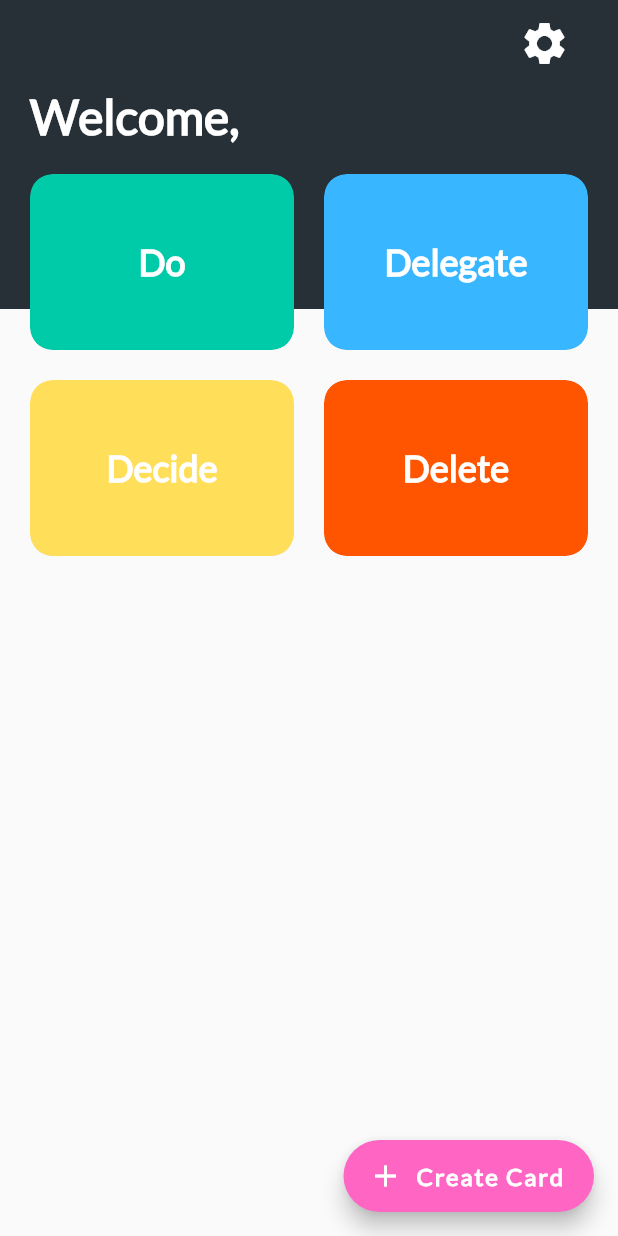
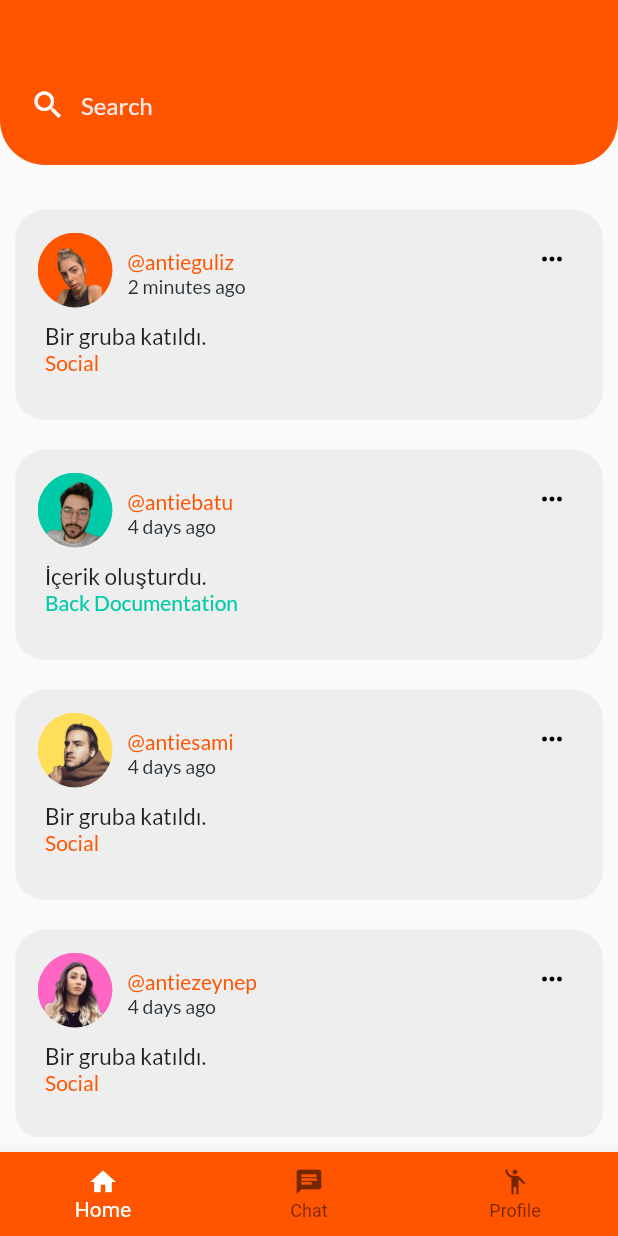
Before and after one commit to gulnurumur/antnote, a Flutter app: the Home screen opened directly, on a phone screen of 412 x 824 dp. Run offline on Flutter 3.47's test engine with Material 2 defaults, Android fonts, the phone set to English and light mode, and no system bars.

Commit message:
updated home

```diff
--- a/lib/widgets/create-card.dart
+++ b/lib/create-card.dart
@@ -1,6 +1,6 @@
 import "package:flutter/material.dart";
+import 'package:heisenboxapp/home.dart';
 
-import '../home.dart';
 
 class CreateCard extends StatelessWidget {
   @override
--- a/lib/home.dart
+++ b/lib/home.dart
@@ -1,7 +1,5 @@
 import 'package:flutter/material.dart';
-import 'package:heisenboxapp/widgets/create-card.dart';
-import 'package:heisenboxapp/note-list.dart';
-import 'package:heisenboxapp/widgets/category_card.dart';
+import 'package:heisenboxapp/widgets/home_card.dart';
 
 class HomePage extends StatelessWidget {
   @override
@@ -13,112 +11,186 @@ class HomePage extends StatelessWidget {
   }
 }
 
-class Home extends StatelessWidget {
+class Home extends StatefulWidget {
+  @override
+  _HomeState createState() => _HomeState();
+}
+
+class _HomeState extends State<Home> {
+  TextEditingController textController;
+  final scaffoldKey = GlobalKey<ScaffoldState>();
+
+  @override
+  void initState() {
+    super.initState();
+    textController = TextEditingController();
+  }
+  int _currentIndex = 0;
+  // final tabs = [
+  //   Home(),
+  //   Chat(),
+  //   Profile(),
+  // ];
+
+  void _onItemTap(int index) {
+    setState(() {
+      _currentIndex = index;
+    });
+  }
   @override
   Widget build(BuildContext context) {
-    var size = MediaQuery.of(context).size;
     return Scaffold(
       body: Stack(
         children: [
+          //Top Search Bar Side Start----------------------
+          Column(
+            mainAxisSize: MainAxisSize.max,
+            children: [
               Container(
-            height: size.height * .25,
+                width: double.infinity,
+                height: 110,
                 decoration: BoxDecoration(
-              color: Color(0xff273036),
+                  color: Color(0xFFFF5500),
+                  borderRadius: BorderRadius.only(
+                    bottomLeft: Radius.circular(30),
+                    bottomRight: Radius.circular(30),
+                    topLeft: Radius.circular(0),
+                    topRight: Radius.circular(0),
                   ),
                 ),
-          SafeArea(
+                alignment: Alignment(0, 0),
+                child: Row(
+                  mainAxisSize: MainAxisSize.max,
+                  mainAxisAlignment: MainAxisAlignment.end,
+                  children: [
+                    Column(
+                      mainAxisSize: MainAxisSize.max,
+                      mainAxisAlignment: MainAxisAlignment.center,
+                      children: [
+                        Padding(
+                          padding: EdgeInsets.fromLTRB(20, 30, 0, 0),
+                          child: Icon(
+                            Icons.search,
+                            color: Colors.white,
+                            size: 24,
+                          ),
+                        )
+                      ],
+                    ),
+                    Expanded(
                       child: Padding(
-              padding: const EdgeInsets.symmetric(horizontal: 20),
-              child: Column(
-                crossAxisAlignment: CrossAxisAlignment.start,
-                children: [
-                  Align(
-                    alignment: Alignment.topRight,
-                    child: Container(
-                      alignment: Alignment.center,
-                      height: 58,
-                      width: 58,
-                      child: IconButton(
-                        onPressed: () {},
-                        icon: Icon(
-                          Icons.settings,
-                          color: Colors.white,
+                        padding: EdgeInsets.fromLTRB(10, 30, 10, 0),
+                        child: TextFormField(
+                          controller: textController,
+                          obscureText: false,
+                          decoration: InputDecoration(
+                            hintText: 'Search',
+                            hintStyle: TextStyle(
+                              fontFamily: 'Lato',
+                              color: Color(0xFFFFEBEE),
                             ),
-                        iconSize: 34.0,
+                            enabledBorder: UnderlineInputBorder(
+                              borderSide: BorderSide(
+                                color: Colors.transparent,
+                                width: 1,
+                              ),
+                              borderRadius: const BorderRadius.only(
+                                topLeft: Radius.circular(4.0),
+                                topRight: Radius.circular(4.0),
                               ),
                             ),
                           ),
-                  Text(
-                    "Welcome,",
                           style: TextStyle(
-                        color: Colors.white,
-                        fontFamily: "Lato",
-                        fontSize: 32,
-                        fontWeight: FontWeight.w900),
+                            fontFamily: 'Lato',
+                            color: Color(0xFFFFEBEE),
                           ),
-                  SizedBox(height: 20),
-                  Expanded(
-                    child: GridView.count(
-                      crossAxisCount: 2,
-                      childAspectRatio: 1.5,
-                      crossAxisSpacing: 20,
-                      mainAxisSpacing: 20,
-                      children: [
-                        CardCategory(
-                          categoryName: "Do",
-                          categoryColor: Color(0xff00cba9),
-                          press: () {
-                            Navigator.of(context).push(
-                          MaterialPageRoute(builder: (context) => NoteLists() ),
-                        );
-                          },
                         ),
-                        CardCategory(
-                          categoryName: "Delegate",
-                          categoryColor: Color(0xff38b6ff),
-                          press: () {
-                           Navigator.of(context).push(
-                          MaterialPageRoute(builder: (context) => NoteLists() ),
-                        );
-                          },
-                        ),
-                        CardCategory(
-                          categoryName: "Decide",
-                          categoryColor: Color(0xffFFDE59),
-                          press: () {
-                           Navigator.of(context).push(
-                          MaterialPageRoute(builder: (context) => NoteLists() ),
-                        );
-                          },
-                        ),
-                        CardCategory(
-                          categoryName: "Delete",
-                          categoryColor: Color(0xffff5500),
-                          press: () {
-
-                          },
-                        ),
-                      ],
                       ),
                     ),
                   ],
                 ),
               ),
+              Expanded(
+                child: Padding(
+                  padding: EdgeInsets.fromLTRB(0, 10, 0, 10),
+                  child: SingleChildScrollView(
+                    primary: false,
+                    child: Column(
+                      mainAxisSize: MainAxisSize.max,
+                      children: [
+                        HomeCard(
+                          username: '@antieguliz',
+                          postTime: '2 minutes ago',
+                          contentColor: Color(0xffff5500),
+                          mainContent: 'Bir gruba katıldı.',
+                          subContent: 'Social',
+                          imagePath: 'assets/avatar/person2.png',
+                        ),
+                        HomeCard(
+                          username: '@antiebatu',
+                          postTime: '4 days ago',
+                          contentColor: Color(0xff00cba9),
+                          mainContent: 'İçerik oluşturdu.',
+                          subContent: 'Back Documentation',
+                          imagePath: 'assets/avatar/person1.png',
+                        ),
+                        HomeCard(
+                          username: '@antiesami',
+                          postTime: '4 days ago',
+                          contentColor: Color(0xffff5500),
+                          mainContent: 'Bir gruba katıldı.',
+                          subContent: 'Social',
+                          imagePath: 'assets/avatar/person5.png',
+                        ),
+                        HomeCard(
+                          username: '@antiezeynep',
+                          postTime: '4 days ago',
+                          contentColor: Color(0xffff5500),
+                          mainContent: 'Bir gruba katıldı.',
+                          subContent: 'Social',
+                          imagePath: 'assets/avatar/person6.png',
+                        ),
+                        HomeCard(
+                          username: '@antiemuti',
+                          postTime: '4 days ago',
+                          contentColor: Color(0xffff5500),
+                          mainContent: 'Bir gruba katıldı.',
+                          subContent: 'Social',
+                          imagePath: 'assets/avatar/person4.png',
                         ),
                       ],
                     ),
-      floatingActionButton: FloatingActionButton.extended(
+                  ),
+                ),
+              ),
+            ],
+          ),
+          //Main Side ----------------------
+        ],
+      ),
+      bottomNavigationBar: BottomNavigationBar(
+        type: BottomNavigationBarType.fixed,
+        backgroundColor: Color(0xffff5500),
+        iconSize: 20,
+        selectedItemColor: Colors.white,
+          items: [
+           new BottomNavigationBarItem(
+             icon: new Icon(Icons.home),
+             label: 'Home',
+             backgroundColor: Color(0xffff5500),
+           ),
+           new BottomNavigationBarItem(
+             icon: new Icon(Icons.chat),
+             label: 'Chat',
              backgroundColor: Color(0xffff66c4),
-        icon: Icon(Icons.add),
-        label: Text(
-          "Create Card",
-          style: TextStyle(fontFamily: "Lato", fontWeight: FontWeight.w700,fontSize: 16),
            ),
-        onPressed: () {
-           Navigator.of(context).push(
-                          MaterialPageRoute(builder: (context) => CreateCard() ),
-                        );
-        },
+           new BottomNavigationBarItem(
+             icon: new Icon(Icons.emoji_people),
+             label: 'Profile',
+             backgroundColor: Color(0xffFFDE59),
+           ),
+         ],
+         currentIndex: _currentIndex,
       ),
     );
   }
--- /dev/null
+++ b/lib/widgets/home_card.dart
@@ -0,0 +1,167 @@
+import 'package:flutter/material.dart';
+
+class HomeCard extends StatelessWidget {
+  final String username;
+  final String postTime;
+  final Function press;
+  final Color contentColor;
+  final String mainContent;
+  final String subContent;
+  final String imagePath;
+  const HomeCard(
+      {Key key,
+      this.username,
+      this.postTime,
+      this.press,
+      this.contentColor,
+      this.mainContent,
+      this.subContent,
+      this.imagePath});
+  @override
+  Widget build(BuildContext context) {
+    return Padding(
+                      padding: EdgeInsets.fromLTRB(10, 20, 10, 0),
+                      child: Container(
+                        width: double.infinity,
+                        height: 140,
+                        decoration: BoxDecoration(
+                          color: Color(0xFFEEEEEE),
+                          borderRadius: BorderRadius.circular(20),
+                        ),
+                        alignment: Alignment(0, 0),
+                        child: Padding(
+                          padding: EdgeInsets.fromLTRB(0, 0, 0, 5),
+                          child: Column(
+                            mainAxisSize: MainAxisSize.max,
+                            children: [
+                              Row(
+                                mainAxisSize: MainAxisSize.max,
+                                mainAxisAlignment:
+                                    MainAxisAlignment.spaceBetween,
+                                children: [
+                                  Column(
+                                    mainAxisSize: MainAxisSize.max,
+                                    mainAxisAlignment: MainAxisAlignment.start,
+                                    crossAxisAlignment:
+                                        CrossAxisAlignment.start,
+                                    children: [
+                                      Row(
+                                        mainAxisSize: MainAxisSize.max,
+                                        children: [
+                                          Padding(
+                                            padding: EdgeInsets.fromLTRB(
+                                                15, 15, 0, 0),
+                                            child: Container(
+                                              width: 50,
+                                              height: 50,
+                                              decoration: BoxDecoration(
+                                                shape: BoxShape.circle,
+                                                image: DecorationImage(
+                                                  image: AssetImage(
+                                                      imagePath),
+                                                ),
+                                              ),
+                                            ),
+                                          ),
+                                          Padding(
+                                            padding: EdgeInsets.fromLTRB(
+                                                10, 20, 0, 0),
+                                            child: Column(
+                                              mainAxisSize: MainAxisSize.max,
+                                              mainAxisAlignment:
+                                                  MainAxisAlignment.start,
+                                              crossAxisAlignment:
+                                                  CrossAxisAlignment.start,
+                                              children: [
+                                                Text(
+                                                  username,
+                                                  style: TextStyle(
+                                                    fontFamily: 'Lato',
+                                                    color: Color(0xFFFF5500),
+                                                  ),
+                                                ),
+                                                Text(
+                                                  postTime,
+                                                  style: TextStyle(
+                                                    fontFamily: 'Lato',
+                                                    color: Color(0xFF273036),
+                                                    fontSize: 13,
+                                                  ),
+                                                )
+                                              ],
+                                            ),
+                                          )
+                                        ],
+                                      )
+                                    ],
+                                  ),
+                                  Column(
+                                    mainAxisSize: MainAxisSize.max,
+                                    children: [
+                                      Padding(
+                                        padding:
+                                            EdgeInsets.fromLTRB(0, 0, 10, 0),
+                                        child: IconButton(
+                                          onPressed: () {
+                                            print('IconButton pressed ...');
+                                          },
+                                          icon: Icon(
+                                            Icons.keyboard_control_outlined,
+                                            color: Colors.black,
+                                            size: 20,
+                                          ),
+                                          iconSize: 20,
+                                        ),
+                                      )
+                                    ],
+                                  )
+                                ],
+                              ),
+                              Padding(
+                                padding: EdgeInsets.fromLTRB(10, 10, 10, 0),
+                                child: Row(
+                                  mainAxisSize: MainAxisSize.max,
+                                  mainAxisAlignment: MainAxisAlignment.start,
+                                  children: [
+                                    Padding(
+                                      padding: EdgeInsets.fromLTRB(10, 0, 0, 0),
+                                      child: Row(
+                                        mainAxisSize: MainAxisSize.max,
+                                        crossAxisAlignment:
+                                            CrossAxisAlignment.start,
+                                        children: [
+                                          Column(
+                                            mainAxisSize: MainAxisSize.max,
+                                            crossAxisAlignment:
+                                                CrossAxisAlignment.start,
+                                            children: [
+                                              Text(
+                                                mainContent,
+                                                style: TextStyle(
+                                                  fontFamily: 'Lato',
+                                                  fontSize: 15,
+                                                ),
+                                              ),
+                                              Text(
+                                                subContent,
+                                                textAlign: TextAlign.start,
+                                                style: TextStyle(
+                                                  fontFamily: 'Lato',
+                                                  color: contentColor,
+                                                ),
+                                              )
+                                            ],
+                                          )
+                                        ],
+                                      ),
+                                    )
+                                  ],
+                                ),
+                              ),
+                            ],
+                          ),
+                        ),
+                      ),
+                    );
+  }
+}
--- a/pubspec.yaml
+++ b/pubspec.yaml
@@ -56,6 +56,12 @@ flutter:
   assets:
    - assets/images/logo.png
    - assets/images/waves.png
+   - assets/avatar/person1.png
+   - assets/avatar/person2.png
+   - assets/avatar/person3.png
+   - assets/avatar/person4.png
+   - assets/avatar/person5.png
+   - assets/avatar/person6.png
 
 
 
```
Also changed, not shown: assets/avatar/person1.png (added), assets/avatar/person2.png (added), assets/avatar/person3.png (added), assets/avatar/person4.png (added), assets/avatar/person5.png (added), assets/avatar/person6.png (added), assets/screens/homepage.png (added). Lines whose indentation alone changed are shown as unchanged.
